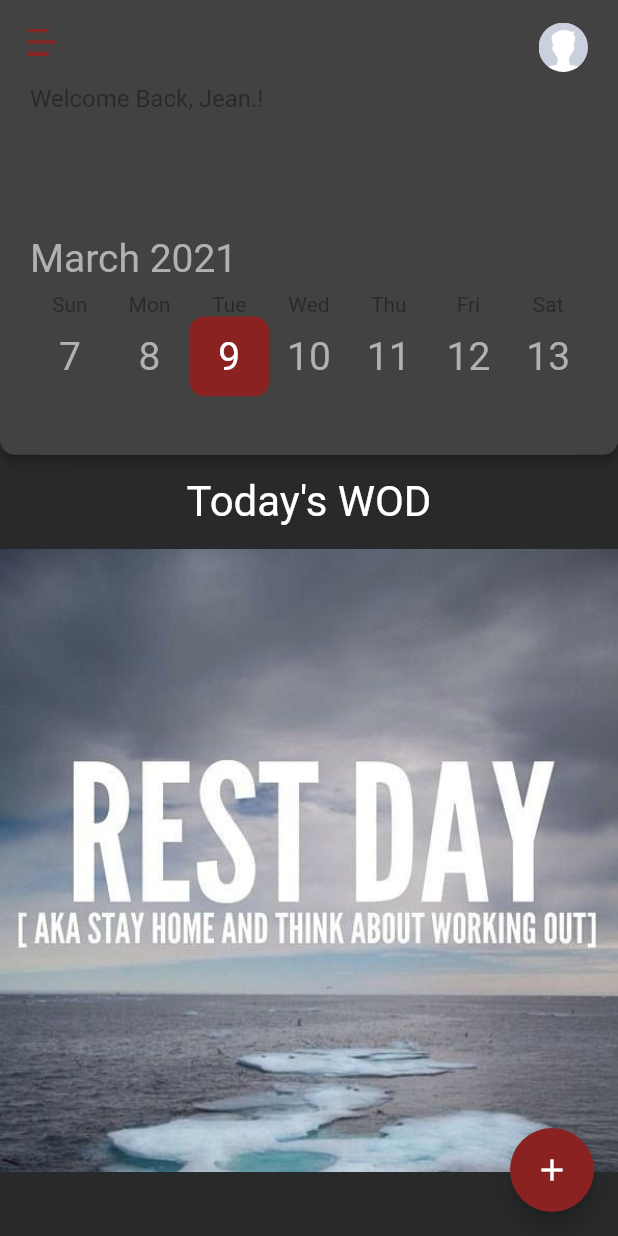
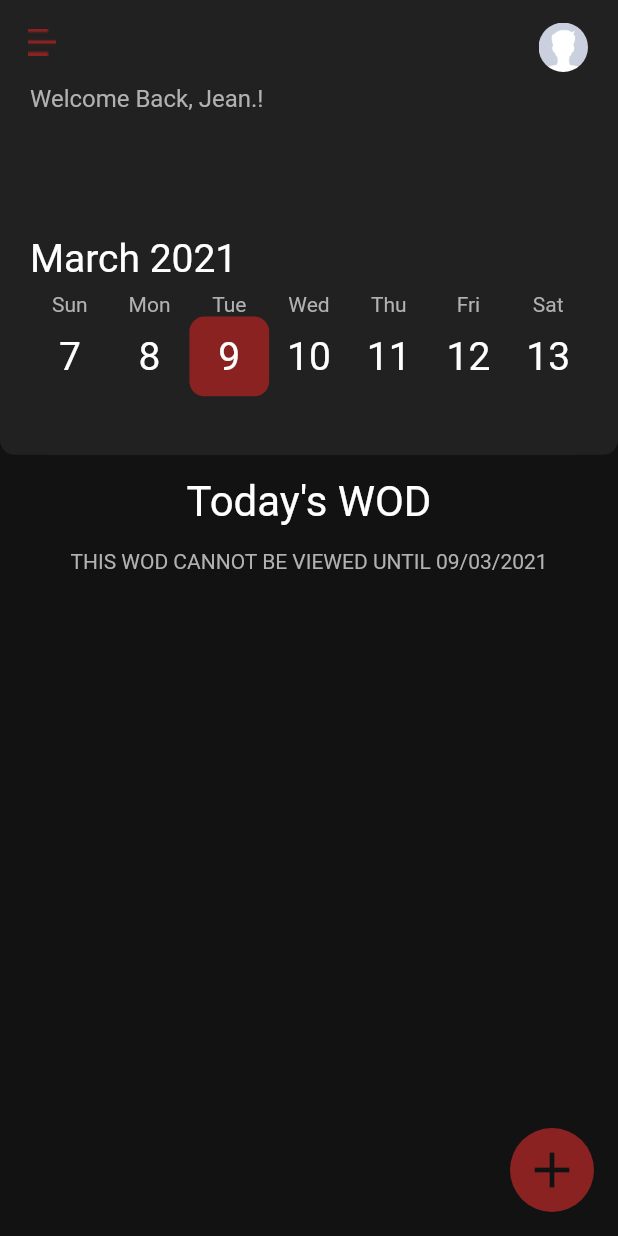
Before and after one commit to anthonycuervo23/kabod_app, a Flutter app: the screen it shows once a user with an empty profile is signed in, on a phone screen of 412 x 824 dp. Run offline on Flutter 3.47's test engine with Material 2 defaults, Android fonts, the phone set to English and light mode, and no system bars; drawn by our look-alikes of table_calendar; our stand-ins replace cloud_firestore, firebase_auth, firebase_core, flutter_form_builder; accounts and stored records are empty.

Commit message:
added message if wod is not available

```diff
--- a/lib/core/model/calendar_modifier.dart
+++ b/lib/core/model/calendar_modifier.dart
@@ -1,4 +1,6 @@
 import 'package:flutter/foundation.dart';
+
+//my imports
 import 'package:kabod_app/screens/home/model/wod_model.dart';
 
 class CalendarModifier extends ChangeNotifier {
--- a/lib/core/presentation/constants.dart
+++ b/lib/core/presentation/constants.dart
@@ -1,11 +1,11 @@
 import 'package:flutter/material.dart';
 
 //Colors that we will use in our app
-const kButtonColor = Color(0xFF8A2222);
-const kTextColor = Color(0xFFB1B1B1);
-const kPrimaryColor = Color(0xFF424242);
-const kBackgroundColor = Color(0xFF28292A);
-const kWhiteTextColor = Colors.white;
+// const kButtonColor = Color(0xFF8A2222);
+// const kTextColor = Color(0xFFB1B1B1);
+// const kPrimaryColor = Color(0xFF424242);
+// const kBackgroundColor = Color(0xFF28292A);
+// const kWhiteTextColor = Colors.white;
 
 const double kDefaultPadding = 20.0;
 
@@ -15,3 +15,9 @@ const ContinuousRectangleBorder kAppBarShape = ContinuousRectangleBorder(
     bottomRight: Radius.circular(10.0),
   ),
 );
+
+const kButtonColor = Color(0xFF8A2222);
+const kTextColor = Color(0xFFB1B1B1);
+const kPrimaryColor = Color(0xFF212121);
+const kBackgroundColor = Color(0xFF121212);
+const kWhiteTextColor = Colors.white;
--- a/lib/main.dart
+++ b/lib/main.dart
@@ -25,6 +25,7 @@ class MyApp extends StatelessWidget {
         theme: ThemeData(
           floatingActionButtonTheme: FloatingActionButtonThemeData(
             backgroundColor: kButtonColor,
+            elevation: 0,
           ),
           scaffoldBackgroundColor: kBackgroundColor,
           visualDensity: VisualDensity.adaptivePlatformDensity,
--- a/lib/screens/commons/reusable_card.dart
+++ b/lib/screens/commons/reusable_card.dart
@@ -13,7 +13,7 @@ class DefaultCard extends StatelessWidget {
       padding:
           const EdgeInsets.only(left: kDefaultPadding, right: kDefaultPadding),
       child: Card(
-        elevation: 3,
+        elevation: 0,
         color: kPrimaryColor,
         shape: RoundedRectangleBorder(
             borderRadius: BorderRadius.all((Radius.circular(10)))),
--- /dev/null
+++ b/lib/screens/home/components/calendar_wod_message.dart
@@ -0,0 +1,62 @@
+import 'package:flutter/material.dart';
+import 'package:table_calendar/table_calendar.dart';
+import 'package:intl/intl.dart';
+
+//my imports
+import 'package:kabod_app/core/utils/calendar.dart';
+import 'package:kabod_app/screens/commons/dividers.dart';
+
+class RestDayMessage extends StatelessWidget {
+  const RestDayMessage({
+    Key key,
+  }) : super(key: key);
+
+  @override
+  Widget build(BuildContext context) {
+    return Expanded(
+      child: ListView(
+        children: [
+          Container(
+            child: Image.asset(
+              'assets/images/rest_day.jpg',
+              fit: BoxFit.cover,
+            ),
+          ),
+          DividerSmall(),
+          Text(
+            'Today is a very important day as it is your scheduled rest day. We pre-program rest days in order to give your body the time it needs to recover and reap the rewards of all the hard work you\'ve done the last few days.',
+            style: TextStyle(fontSize: 18),
+          ),
+          DividerSmall(),
+          Text(
+              'If you still plan to exercise then please click on a previous calendar day to select a new workout.',
+              style: TextStyle(fontSize: 18)),
+          DividerSmall(),
+          Text(
+              'Note: A rest day does not mean that you still can\'t be active: get outside, go for a hike, play with your kids, let your imagination run wild 😉',
+              style: TextStyle(fontSize: 18))
+        ],
+      ),
+    );
+  }
+}
+
+class WodNotAvailable extends StatelessWidget {
+  const WodNotAvailable({
+    Key key,
+    @required CalendarController calendarController,
+  })  : _calendarController = calendarController,
+        super(key: key);
+
+  final CalendarController _calendarController;
+
+  @override
+  Widget build(BuildContext context) {
+    final today = DateTime.now();
+    final firstDate = beginningOfDay(DateTime(today.year, today.month, 1));
+    final df = DateFormat('dd/MM/yyyy');
+    return Text(_calendarController.selectedDay.isBefore(firstDate)
+        ? 'THIS WOD IS NOT AVAILABLE ANYMORE'
+        : 'THIS WOD CANNOT BE VIEWED UNTIL ${df.format(_calendarController.selectedDay)}');
+  }
+}
--- a/lib/screens/home/components/popup_menu.dart
+++ b/lib/screens/home/components/popup_menu.dart
@@ -68,7 +68,7 @@ class PopupWodMenu extends StatelessWidget {
         )
       ],
       child: Icon(
-        Icons.add_box,
+        Icons.arrow_drop_down_circle,
         size: 40,
         color: kButtonColor,
       ),
--- a/lib/screens/home/components/wod_calendar.dart
+++ b/lib/screens/home/components/wod_calendar.dart
@@ -34,7 +34,7 @@ class _WodCalendarState extends State<WodCalendar> {
       calendarController: widget._calendarController,
       headerVisible: true,
       headerStyle: HeaderStyle(
-          titleTextStyle: TextStyle(fontSize: 26),
+          titleTextStyle: TextStyle(fontSize: 26, color: kWhiteTextColor),
           titleTextBuilder: (date, locale) =>
               DateFormat.MMMM(locale).format(date),
           formatButtonVisible: false,
@@ -43,13 +43,16 @@ class _WodCalendarState extends State<WodCalendar> {
       initialCalendarFormat: CalendarFormat.week,
       availableGestures: AvailableGestures.horizontalSwipe,
       calendarStyle: CalendarStyle(
+        markersMaxAmount: 1,
+        markersColor: kButtonColor,
+        eventDayStyle: TextStyle(fontSize: 26, color: kWhiteTextColor),
         contentPadding: EdgeInsets.only(top: 20),
-        weekdayStyle: TextStyle(fontSize: 26),
-        weekendStyle: TextStyle(fontSize: 26),
+        weekdayStyle: TextStyle(fontSize: 26, color: kWhiteTextColor),
+        weekendStyle: TextStyle(fontSize: 26, color: kWhiteTextColor),
       ),
       daysOfWeekStyle: DaysOfWeekStyle(
-        weekendStyle: TextStyle(color: kBackgroundColor),
-        weekdayStyle: TextStyle(color: kBackgroundColor),
+        weekendStyle: TextStyle(color: kTextColor),
+        weekdayStyle: TextStyle(color: kTextColor),
       ),
       builders: CalendarBuilders(
         selectedDayBuilder: (context, date, events) => Container(
--- a/lib/screens/home/home_screen.dart
+++ b/lib/screens/home/home_screen.dart
@@ -1,9 +1,10 @@
 import 'package:flutter/material.dart';
-import 'package:kabod_app/core/utils/calendar.dart';
 import 'package:provider/provider.dart';
 import 'package:table_calendar/table_calendar.dart';
 
 // my imports
+import 'package:kabod_app/core/utils/calendar.dart';
+import 'package:kabod_app/screens/home/components/calendar_wod_message.dart';
 import 'package:kabod_app/core/model/calendar_modifier.dart';
 import 'package:kabod_app/core/presentation/routes.dart';
 import 'package:kabod_app/screens/home/model/wod_model.dart';
@@ -27,17 +28,15 @@ class _HomeScreenState extends State<HomeScreen> {
   Stream<List<Wod>> _wodsStream;
   DateTime today;
   DateTime firstDate;
-  DateTime lastDate;
 
   @override
   void initState() {
     super.initState();
     today = DateTime.now();
     firstDate = beginningOfDay(DateTime(today.year, today.month, 1));
-    lastDate = endOfDay(lastDayOfMonth(today));
     _calendarController = CalendarController();
     _wodsStream = context.read<WodRepository>().getWods(
-        firstDate.millisecondsSinceEpoch, lastDate.millisecondsSinceEpoch);
+        firstDate.millisecondsSinceEpoch, today.millisecondsSinceEpoch);
   }
 
   @override
@@ -50,7 +49,11 @@ class _HomeScreenState extends State<HomeScreen> {
       floatingActionButton: FloatingActionButton(
         onPressed: () => Navigator.pushNamed(context, AppRoutes.addWodRoute,
             arguments: _calendarController.selectedDay),
-        child: Icon(Icons.add),
+        child: Icon(
+          Icons.add,
+          color: kBackgroundColor,
+          size: 40,
+        ),
       ),
       body: StreamBuilder<List<Wod>>(
           stream: _wodsStream,
@@ -63,7 +66,7 @@ class _HomeScreenState extends State<HomeScreen> {
                 children: [
                   Material(
                     color: kPrimaryColor,
-                    elevation: 3,
+                    elevation: 0,
                     borderRadius: BorderRadius.only(
                       bottomRight: Radius.circular(10),
                       bottomLeft: Radius.circular(10),
@@ -86,8 +89,7 @@ class _HomeScreenState extends State<HomeScreen> {
                         children: [
                           Text(
                             'Welcome Back, Jean.!',
-                            style: TextStyle(
-                                fontSize: 16, color: kBackgroundColor),
+                            style: TextStyle(fontSize: 16, color: kTextColor),
                           ),
                           DividerBig(),
                           WodCalendar(calendarController: _calendarController),
@@ -99,23 +101,8 @@ class _HomeScreenState extends State<HomeScreen> {
                   DividerMedium(),
                   Text('Today\'s WOD',
                       style: TextStyle(fontSize: 28, color: kWhiteTextColor)),
-                  DividerMedium(),
-                  calendarModifierProvider
-                              .wods[_calendarController.selectedDay] ==
-                          null
+                  DividerMedium(),(_calendarController.selectedDay == null)
                       ? Expanded(
-                          child: ListView(
-                            children: [
-                              Container(
-                                child: Image.asset(
-                                  'assets/images/rest_day.jpg',
-                                  fit: BoxFit.cover,
-                                ),
-                              ),
-                            ],
-                          ),
-                        )
-                      : Expanded(
                     child: ListView.builder(
                       shrinkWrap: true,
                       physics: AlwaysScrollableScrollPhysics(),
@@ -132,10 +119,59 @@ class _HomeScreenState extends State<HomeScreen> {
                                 contentPadding: EdgeInsets.all(0),
                                 child: ListTile(
                                   title: Text(wod.title,
-                                            style: TextStyle(fontSize: 24)),
+                                      style: TextStyle(
+                                          fontSize: 24,
+                                          color: kWhiteTextColor)),
                                   subtitle: Text(wod.type,
                                       style: TextStyle(fontSize: 18)),
                                   trailing: PopupWodMenu(currentWod: wod),
+                                ),
+                              ),
+                              DividerSmall(),
+                              Text(wod.description),
+                              DividerSmall(),
+                            ],
+                          ),
+                        );
+                      },
+                    ),
+                  )
+                      : (_calendarController.selectedDay.weekday == 6 ||
+                      _calendarController.selectedDay.weekday == 7)
+                      ? RestDayMessage()
+                      : (calendarModifierProvider
+                      .wods[_calendarController.selectedDay] ==
+                      null)
+                      ? WodNotAvailable(
+                      calendarController: _calendarController)
+                      : Expanded(
+                    child: ListView.builder(
+                      shrinkWrap: true,
+                      physics: AlwaysScrollableScrollPhysics(),
+                      itemCount: calendarModifierProvider
+                          .selectedWods.length,
+                      itemBuilder:
+                          (BuildContext context, int index) {
+                        Wod wod = calendarModifierProvider
+                            .selectedWods[index];
+                        return DefaultCard(
+                          child: Column(
+                            crossAxisAlignment:
+                            CrossAxisAlignment.start,
+                            children: [
+                              ListTileTheme(
+                                contentPadding: EdgeInsets.all(0),
+                                child: ListTile(
+                                  title: Text(wod.title,
+                                      style: TextStyle(
+                                          fontSize: 24,
+                                          color:
+                                          kWhiteTextColor)),
+                                  subtitle: Text(wod.type,
+                                      style: TextStyle(
+                                          fontSize: 18)),
+                                  trailing: PopupWodMenu(
+                                      currentWod: wod),
                                 ),
                               ),
                               DividerSmall(),
```
Also changed, not shown: assets/images/rest_day.jpg. Lines whose indentation alone changed are shown as unchanged.
